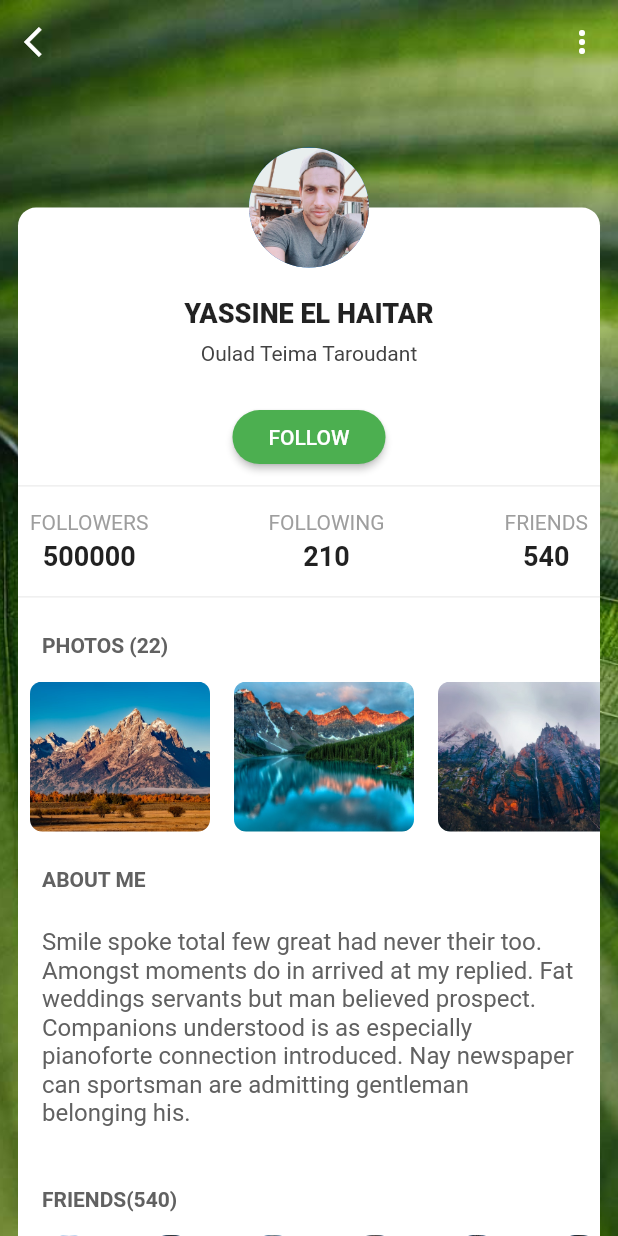
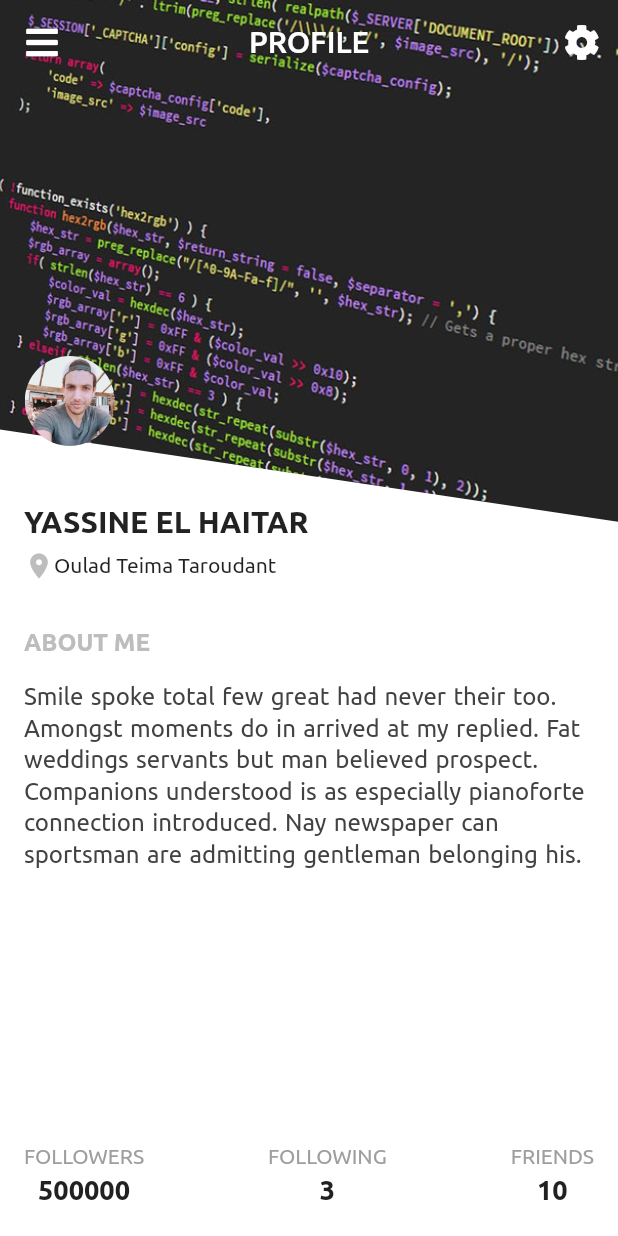
Before and after one commit to moroccan-coder/flutter_templates, a Flutter app: the screen it shows after launch, on a phone screen of 412 x 824 dp. Run offline on Flutter 3.47's test engine with Material 2 defaults, Android fonts, the phone set to English and light mode, and no system bars; our stand-ins replace font_awesome_flutter; project files that could hold a hidden picture were left out.

Commit message:
adding animation profile1 template

```diff
--- a/lib/main.dart
+++ b/lib/main.dart
@@ -1,16 +1,18 @@
 
 import 'package:flutter/cupertino.dart';
 import 'package:flutter/material.dart';
-//import 'package:flutter_ui/profiles/profile1/profile_1.dart';
+import 'package:flutter_ui/profiles/profile1/profile_1.dart';
 import 'package:flutter_ui/profiles/profile2/profile_2.dart';
 import 'package:flutter_ui/profiles/profile3/profile_3.dart';
+
+
 
 void main()
 {
   runApp(MaterialApp(
     debugShowCheckedModeBanner: false,
-    //home: Profile1(),
+    home: Profile1(),
     //home: Profile2(),
-    home: Profile3(),
+   // home: Profile3(),
   ));
 }
--- a/lib/profiles/profile1/profile_1.dart
+++ b/lib/profiles/profile1/profile_1.dart
@@ -10,6 +10,19 @@ class Profile1 extends StatefulWidget {
 
 class _Profile1State extends State<Profile1> {
   Profile profile1 = Profile1Provider.getProfile();
+  bool _visible = false;
+
+
+  @override
+  void initState() {
+    super.initState();
+    Future.delayed(Duration(milliseconds: 400),(){
+      setState(() {
+        _visible = true;
+      });
+    });
+
+  }
 
   @override
   Widget build(BuildContext context) {
@@ -47,12 +60,18 @@ class _Profile1State extends State<Profile1> {
                   painter: ProfilePainter(),
                   child: Container(),
                 ),
-                Positioned(
+                AnimatedPositioned(
+                  duration: Duration(milliseconds: 500),
                   top: MediaQuery.of(context).size.height * 0.22,
-                  left: MediaQuery.of(context).size.width * 0.04,
-                  child: CircleAvatar(
-                    radius: 30,
-                    backgroundImage: ExactAssetImage('assets/shared/yss.jpg'),
+                  left: _visible ? MediaQuery.of(context).size.width * 0.04 : 0,
+                  child: AnimatedOpacity(
+                    duration: Duration(milliseconds: 400),
+                    opacity: _visible ? 1 : 0,
+                    child: CircleAvatar(
+                      backgroundColor: Colors.transparent,
+                      radius: 30,
+                      backgroundImage: ExactAssetImage('assets/shared/yss.jpg'),
+                    ),
                   ),
                 ),
                 Positioned(
```
